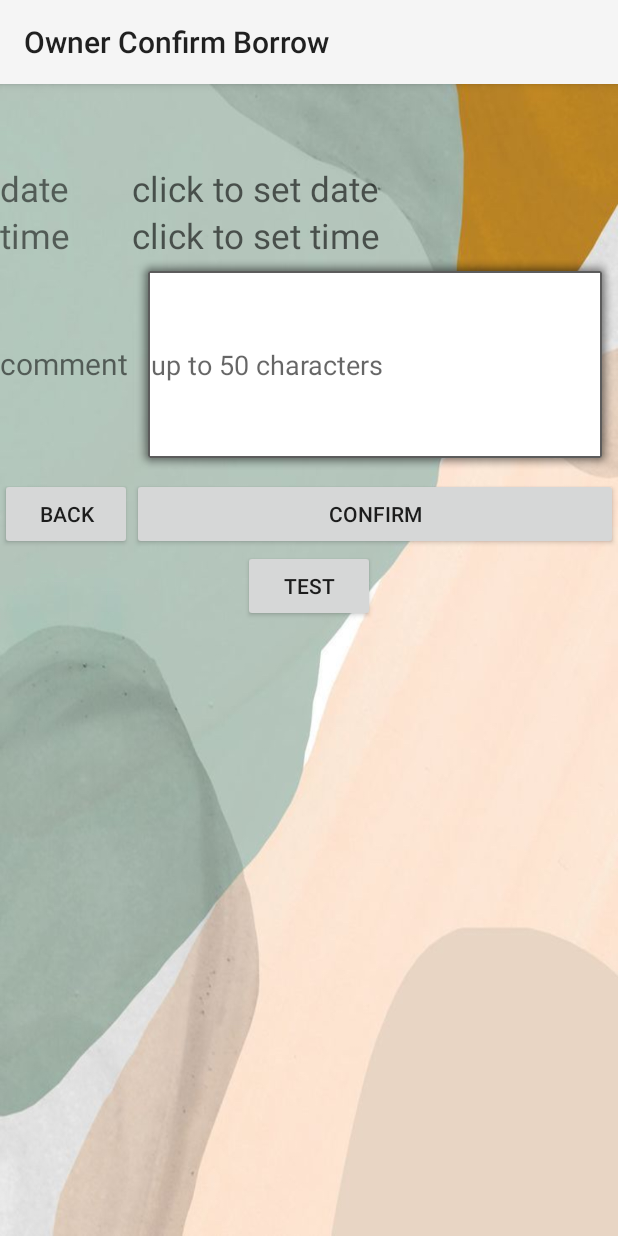
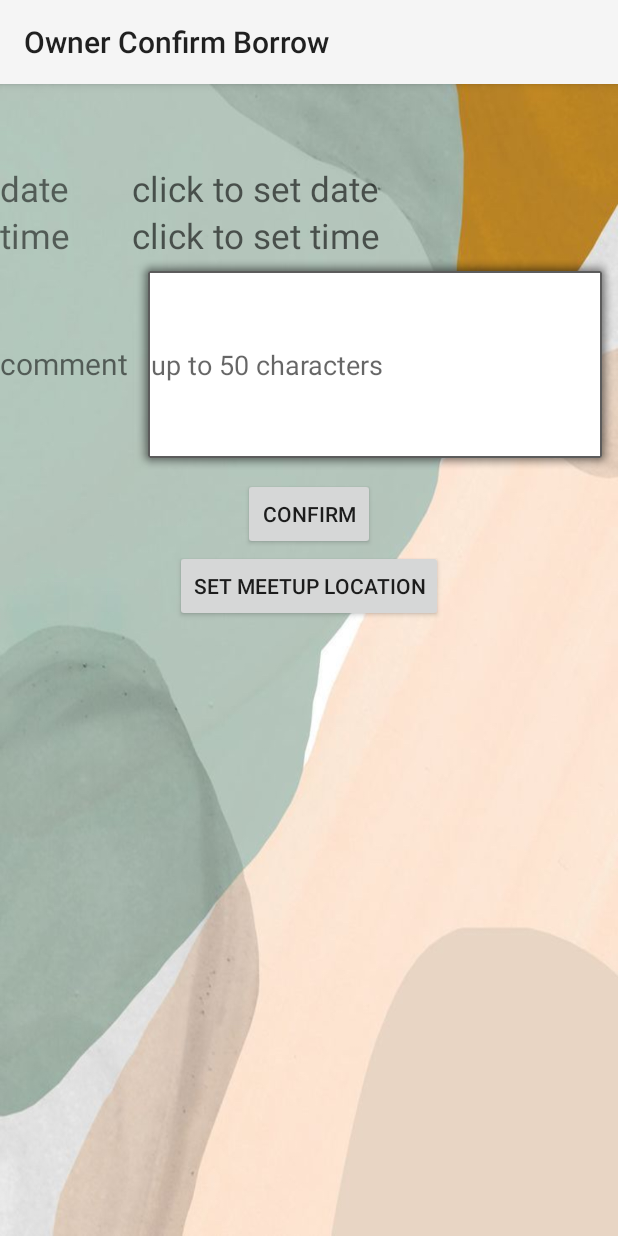
Before and after one commit to cmput301w19t10/BookSwap, an Android app: the ORequestedSwapActivity screen opened directly, with no data from a screen before it, on a phone screen of 412 x 824 dp. Run offline under Robolectric (Android 15) with nearby library versions, the phone set to English and light mode, and no system bars; 1 statement that could not run was skipped.

Commit message:
set location GMap

```diff
--- a/app/src/main/res/layout/activity_orequested_swap.xml
+++ b/app/src/main/res/layout/activity_orequested_swap.xml
@@ -102,28 +102,22 @@
             </EditText>
         </TableRow>
 
-
-        <TableRow
-            android:id="@+id/tableRow7"
-            android:layout_width="wrap_content"
-            android:layout_height="wrap_content">
-
-            <Button
-                android:id="@+id/back"
-                android:text="back" />
-
-            <Button
-                android:id="@+id/confirm"
-                android:text="confirm" />
-        </TableRow>
-
     </TableLayout>
     <Button
         android:id="@+id/locationButton"
         android:layout_width="wrap_content"
         android:layout_height="wrap_content"
+        android:layout_below="@+id/confirm"
+        android:layout_centerHorizontal="true"
+        android:text="@string/setLocation" />
+
+    <Button
+        android:layout_width="wrap_content"
+        android:layout_height="wrap_content"
+        android:id="@+id/confirm"
         android:layout_below="@+id/table"
         android:layout_centerHorizontal="true"
-        android:text="TEST" />
+        android:text="@string/confirm"
+    />
 
 </RelativeLayout>
--- a/app/src/main/res/values/strings.xml
+++ b/app/src/main/res/values/strings.xml
@@ -12,4 +12,7 @@
     <string name="button_c">Requested</string>
     <string name="button_d">Borrowed</string>
 
+    <string name="confirm">Confirm</string>
+    <string name="setLocation">Set Meetup Location</string>
+
 </resources>
```
Also changed, not shown: app/src/main/java/com/example/bookswap/MapSelectActivity.java (+15 -5 lines).
